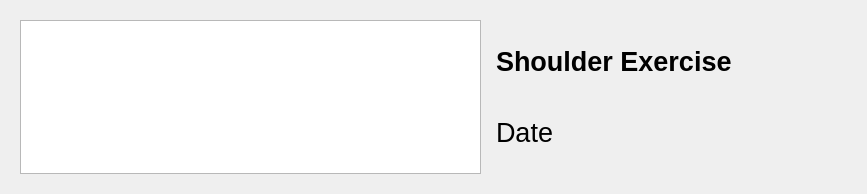
MotionInput/Team14-CopyClare, file copyclare/ui/history_card.ui: the form before one commit.
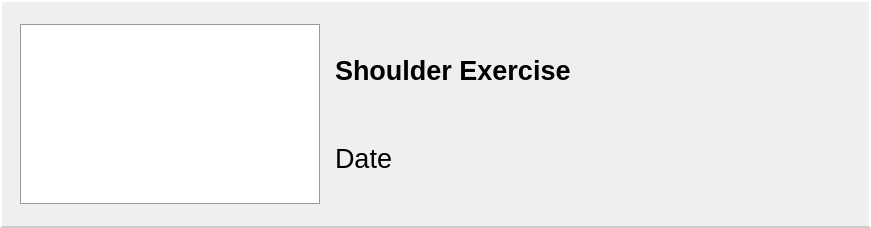
The form after the commit. Icons and pictures are not drawn.

Commit message: history cards are in usegit pull

Patch:
```diff
--- a/copyclare/ui/history_card.ui
+++ b/copyclare/ui/history_card.ui
@@ -6,22 +6,54 @@
    <rect>
     <x>0</x>
     <y>0</y>
-    <width>867</width>
-    <height>194</height>
+    <width>871</width>
+    <height>228</height>
    </rect>
   </property>
   <property name="windowTitle">
    <string>Form</string>
   </property>
+  <property name="styleSheet">
+   <string notr="true">border: 2px solid;
+border-bottom-color: rgb(204, 204, 204);
+border-top-color: rgb(255, 255, 255);
+border-right-color: rgb(255, 255, 255);
+border-left-color: rgb(255, 255, 255);</string>
+  </property>
   <layout class="QHBoxLayout" name="horizontalLayout_2">
    <item>
     <widget class="QFrame" name="horizontalFrame">
+     <property name="styleSheet">
+      <string notr="true">border: none;
+</string>
+     </property>
      <layout class="QHBoxLayout" name="horizontalLayout">
       <item>
-       <widget class="QGraphicsView" name="graphicsView"/>
+       <widget class="QGraphicsView" name="graphicsView">
+        <property name="minimumSize">
+         <size>
+          <width>0</width>
+          <height>180</height>
+         </size>
+        </property>
+        <property name="maximumSize">
+         <size>
+          <width>300</width>
+          <height>180</height>
+         </size>
+        </property>
+        <property name="styleSheet">
+         <string notr="true">border: 1px solid;
+border-color: rgb(153, 153, 153);</string>
+        </property>
+       </widget>
       </item>
       <item>
        <widget class="QFrame" name="verticalFrame">
+        <property name="styleSheet">
+         <string notr="true">border: none;
+</string>
+        </property>
         <layout class="QVBoxLayout" name="verticalLayout">
          <item>
           <widget class="QLabel" name="title">
@@ -38,6 +70,9 @@
              <bold>true</bold>
             </font>
            </property>
+           <property name="styleSheet">
+            <string notr="true">border: none;</string>
+           </property>
            <property name="text">
             <string>Shoulder Exercise</string>
            </property>
@@ -56,6 +91,10 @@
              <pointsize>20</pointsize>
             </font>
            </property>
+           <property name="styleSheet">
+            <string notr="true">border: none;
+</string>
+           </property>
            <property name="text">
             <string>Date</string>
            </property>
@@ -69,6 +108,9 @@
    </item>
    <item>
     <widget class="QPushButton" name="analysis_button">
+     <property name="styleSheet">
+      <string notr="true">border: none;</string>
+     </property>
      <property name="text">
       <string/>
      </property>
@@ -78,8 +120,8 @@
      </property>
      <property name="iconSize">
       <size>
-       <width>90</width>
-       <height>90</height>
+       <width>150</width>
+       <height>150</height>
       </size>
      </property>
      <property name="flat">
@@ -89,6 +131,10 @@
    </item>
    <item>
     <widget class="QPushButton" name="export_button">
+     <property name="styleSheet">
+      <string notr="true">border: none;
+</string>
+     </property>
      <property name="text">
       <string/>
      </property>
@@ -98,8 +144,8 @@
      </property>
      <property name="iconSize">
       <size>
-       <width>90</width>
-       <height>90</height>
+       <width>150</width>
+       <height>150</height>
       </size>
      </property>
      <property name="flat">
```
The commit also changes 4 other files.
